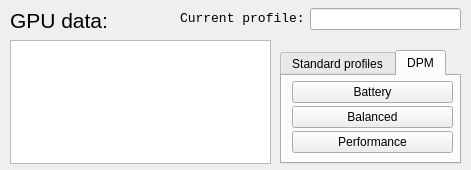
The window that radeon-profile/radeon_profile.ui (marazmista/radeon-profile) describes before a commit, drawn with Qt 5.
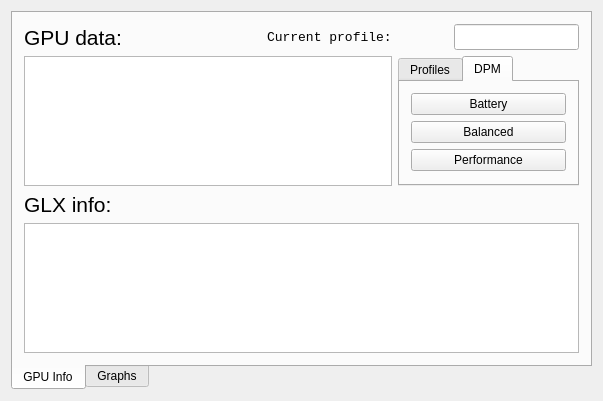
The same window after the commit. Custom widgets are drawn as their Qt base class.

Commit message: added graphs for temp and clocks, added some glx info display on main tab

Patch:
```diff
--- a/radeon-profile/radeon_profile.ui
+++ b/radeon-profile/radeon_profile.ui
@@ -6,69 +6,64 @@
    <rect>
     <x>0</x>
     <y>0</y>
-    <width>471</width>
-    <height>170</height>
+    <width>603</width>
+    <height>401</height>
    </rect>
   </property>
   <property name="minimumSize">
    <size>
-    <width>471</width>
-    <height>170</height>
-   </size>
-  </property>
-  <property name="maximumSize">
-   <size>
-    <width>471</width>
-    <height>170</height>
+    <width>494</width>
+    <height>388</height>
    </size>
   </property>
   <property name="windowTitle">
    <string>Radeon Profile</string>
   </property>
   <widget class="QWidget" name="centralWidget">
-   <widget class="QListWidget" name="list_currentGPUData">
-    <property name="geometry">
-     <rect>
-      <x>10</x>
-      <y>40</y>
-      <width>261</width>
-      <height>124</height>
-     </rect>
-    </property>
-    <property name="font">
-     <font>
-      <family>Monospace</family>
-      <pointsize>8</pointsize>
-     </font>
-    </property>
-   </widget>
-   <widget class="QLabel" name="label">
-    <property name="geometry">
-     <rect>
-      <x>10</x>
-      <y>10</y>
-      <width>111</width>
-      <height>21</height>
-     </rect>
-    </property>
+   <layout class="QGridLayout" name="gridLayout_3">
+    <item row="0" column="0">
+     <widget class="QTabWidget" name="mainTabs">
+      <property name="minimumSize">
+       <size>
+        <width>471</width>
+        <height>200</height>
+       </size>
+      </property>
+      <property name="tabPosition">
+       <enum>QTabWidget::South</enum>
+      </property>
+      <property name="currentIndex">
+       <number>0</number>
+      </property>
+      <widget class="QWidget" name="infoTab">
+       <attribute name="title">
+        <string>GPU Info</string>
+       </attribute>
+       <layout class="QGridLayout" name="gridLayout_2">
+        <item row="2" column="0">
+         <widget class="QLabel" name="label_2">
     <property name="font">
      <font>
       <pointsize>16</pointsize>
      </font>
     </property>
     <property name="text">
-     <string>GPU data:</string>
-    </property>
-   </widget>
+           <string>GLX info:</string>
+          </property>
+         </widget>
+        </item>
+        <item row="3" column="0" colspan="4">
+         <widget class="QListWidget" name="list_glxinfo">
+          <property name="font">
+           <font>
+            <family>Monospace</family>
+            <pointsize>8</pointsize>
+           </font>
+          </property>
+         </widget>
+        </item>
+        <item row="0" column="3" alignment="Qt::AlignRight">
    <widget class="QLineEdit" name="l_profile">
-    <property name="geometry">
-     <rect>
-      <x>310</x>
-      <y>8</y>
-      <width>151</width>
-      <height>22</height>
-     </rect>
-    </property>
     <property name="font">
      <font>
       <family>Droid Sans Mono</family>
@@ -87,33 +82,32 @@
      <bool>true</bool>
     </property>
    </widget>
-   <widget class="QLabel" name="label_8">
-    <property name="geometry">
-     <rect>
-      <x>180</x>
-      <y>10</y>
-      <width>131</width>
-      <height>16</height>
-     </rect>
-    </property>
+        </item>
+        <item row="0" column="0">
+         <widget class="QLabel" name="label">
     <property name="font">
      <font>
-      <family>Monospace</family>
-      <pointsize>10</pointsize>
+            <pointsize>16</pointsize>
      </font>
     </property>
     <property name="text">
-     <string>Current profile:</string>
-    </property>
-   </widget>
+           <string>GPU data:</string>
+          </property>
+         </widget>
+        </item>
+        <item row="1" column="3" alignment="Qt::AlignRight">
    <widget class="QTabWidget" name="tabWidget">
-    <property name="geometry">
-     <rect>
-      <x>280</x>
-      <y>50</y>
+          <property name="minimumSize">
+           <size>
       <width>181</width>
       <height>114</height>
-     </rect>
+           </size>
+          </property>
+          <property name="maximumSize">
+           <size>
+            <width>181</width>
+            <height>131</height>
+           </size>
     </property>
     <property name="tabPosition">
      <enum>QTabWidget::North</enum>
@@ -123,7 +117,7 @@
     </property>
     <widget class="QWidget" name="stdProfiles">
      <attribute name="title">
-      <string>Standard profiles</string>
+            <string>Profiles</string>
      </attribute>
      <widget class="QPushButton" name="chProfile">
       <property name="geometry">
@@ -143,50 +137,129 @@
      <attribute name="title">
       <string>DPM</string>
      </attribute>
+           <layout class="QGridLayout" name="gridLayout_4">
+            <item row="0" column="0">
      <widget class="QPushButton" name="pushButton">
-      <property name="geometry">
-       <rect>
-        <x>10</x>
-        <y>5</y>
-        <width>161</width>
-        <height>22</height>
-       </rect>
-      </property>
       <property name="text">
        <string>Battery</string>
       </property>
      </widget>
+            </item>
+            <item row="1" column="0">
      <widget class="QPushButton" name="pushButton_2">
-      <property name="geometry">
-       <rect>
-        <x>10</x>
-        <y>30</y>
-        <width>161</width>
-        <height>22</height>
-       </rect>
-      </property>
       <property name="text">
        <string>Balanced</string>
       </property>
      </widget>
+            </item>
+            <item row="2" column="0">
      <widget class="QPushButton" name="pushButton_3">
-      <property name="geometry">
-       <rect>
-        <x>10</x>
-        <y>55</y>
-        <width>161</width>
-        <height>22</height>
-       </rect>
-      </property>
       <property name="text">
        <string>Performance</string>
       </property>
      </widget>
-    </widget>
-   </widget>
+            </item>
+           </layout>
+          </widget>
+         </widget>
+        </item>
+        <item row="0" column="2">
+         <widget class="QLabel" name="label_8">
+          <property name="font">
+           <font>
+            <family>Monospace</family>
+            <pointsize>10</pointsize>
+           </font>
+          </property>
+          <property name="text">
+           <string>Current profile:</string>
+          </property>
+         </widget>
+        </item>
+        <item row="1" column="0" colspan="3">
+         <widget class="QListWidget" name="list_currentGPUData">
+          <property name="minimumSize">
+           <size>
+            <width>261</width>
+            <height>124</height>
+           </size>
+          </property>
+          <property name="font">
+           <font>
+            <family>Monospace</family>
+            <pointsize>8</pointsize>
+           </font>
+          </property>
+         </widget>
+        </item>
+       </layout>
+      </widget>
+      <widget class="QWidget" name="graphTab">
+       <attribute name="title">
+        <string>Graphs</string>
+       </attribute>
+       <layout class="QGridLayout" name="gridLayout">
+        <item row="0" column="3">
+         <widget class="QSpinBox" name="spin_seconds">
+          <property name="minimum">
+           <number>10</number>
+          </property>
+          <property name="maximum">
+           <number>3600</number>
+          </property>
+          <property name="value">
+           <number>180</number>
+          </property>
+         </widget>
+        </item>
+        <item row="3" column="0" colspan="4">
+         <widget class="QCustomPlot" name="plotColcks" native="true"/>
+        </item>
+        <item row="2" column="0" colspan="4">
+         <widget class="QCustomPlot" name="plotTemp" native="true"/>
+        </item>
+        <item row="0" column="1">
+         <widget class="QLabel" name="l_minMaxTemp">
+          <property name="sizePolicy">
+           <sizepolicy hsizetype="Expanding" vsizetype="Fixed">
+            <horstretch>0</horstretch>
+            <verstretch>0</verstretch>
+           </sizepolicy>
+          </property>
+          <property name="font">
+           <font>
+            <family>Monospace</family>
+            <pointsize>8</pointsize>
+           </font>
+          </property>
+          <property name="text">
+           <string>TextLabel</string>
+          </property>
+         </widget>
+        </item>
+        <item row="0" column="2">
+         <widget class="QLabel" name="label_3">
+          <property name="text">
+           <string>Time range:</string>
+          </property>
+         </widget>
+        </item>
+       </layout>
+      </widget>
+     </widget>
+    </item>
+   </layout>
   </widget>
  </widget>
  <layoutdefault spacing="6" margin="11"/>
+ <customwidgets>
+  <customwidget>
+   <class>QCustomPlot</class>
+   <extends>QWidget</extends>
+   <header>qcustomplot.h</header>
+   <container>1</container>
+  </customwidget>
+ </customwidgets>
  <resources/>
  <connections/>
 </ui>
```
Lines whose indentation alone changed are shown as unchanged. The commit also changes 6 other files.
